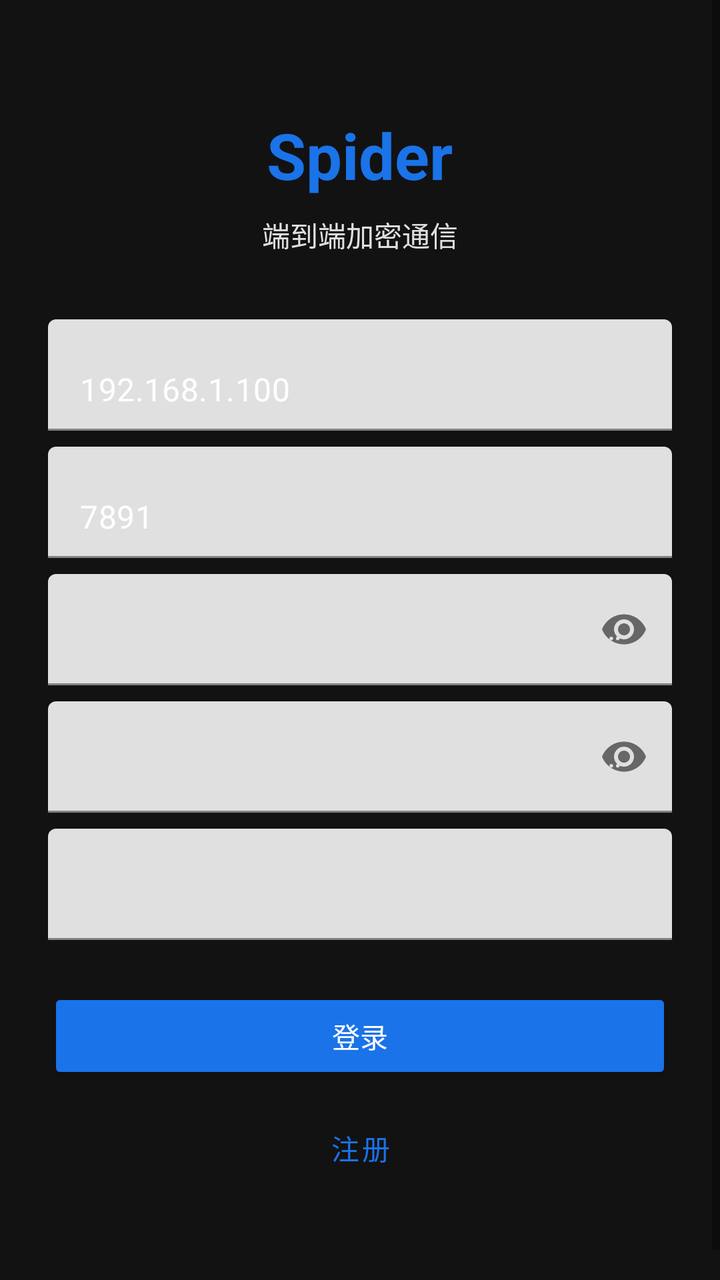
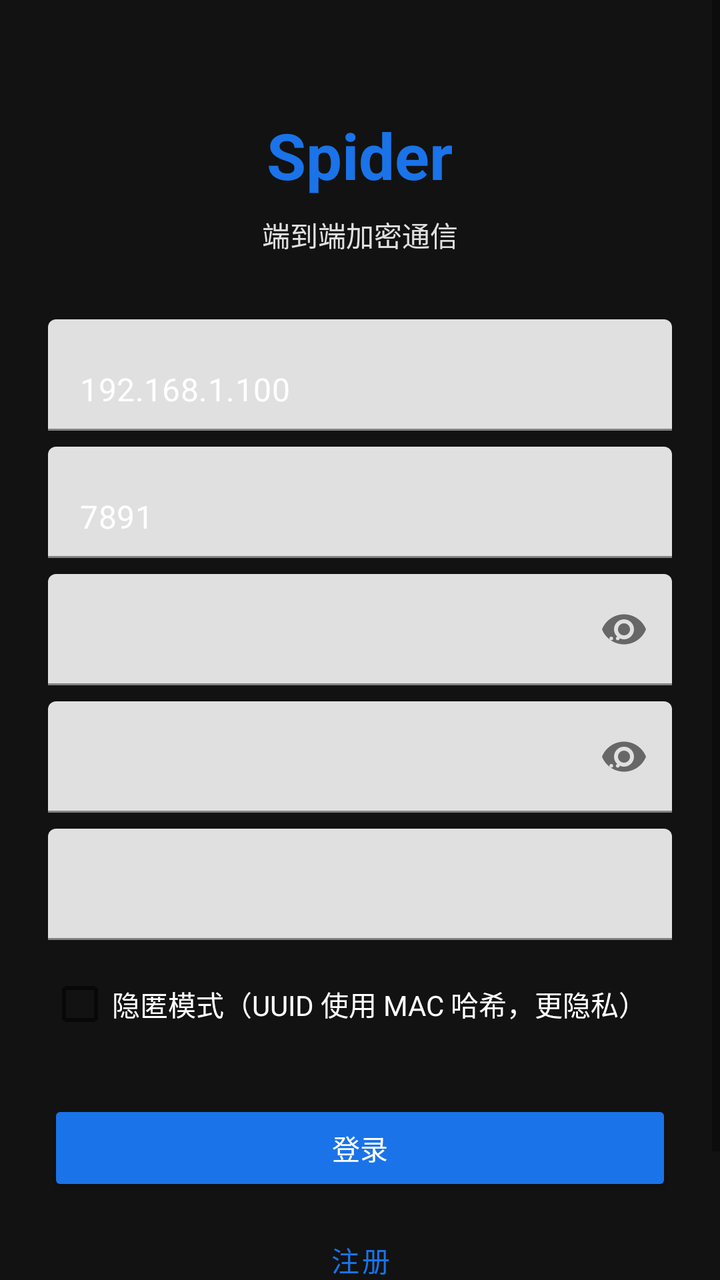

Screens rendered from an Android XML layout before and after an edit, with the pre-edit source and the edit as a unified diff.
<!-- AndroidManifest.xml: application theme Theme.Spider -->
<!-- res/layout/activity_login.xml -->
<?xml version="1.0" encoding="utf-8"?>
<ScrollView xmlns:android="http://schemas.android.com/apk/res/android"
    android:layout_width="match_parent"
    android:layout_height="match_parent"
    android:fillViewport="true"
    android:background="@color/spider_background">

    <LinearLayout
        android:layout_width="match_parent"
        android:layout_height="wrap_content"
        android:orientation="vertical"
        android:padding="24dp"
        android:gravity="center_horizontal">

        <TextView
            android:layout_width="wrap_content"
            android:layout_height="wrap_content"
            android:text="@string/app_name"
            android:textSize="32sp"
            android:textStyle="bold"
            android:textColor="@color/spider_primary"
            android:layout_marginTop="32dp"
            android:layout_marginBottom="8dp" />

        <TextView
            android:layout_width="wrap_content"
            android:layout_height="wrap_content"
            android:text="端到端加密通信"
            android:textSize="14sp"
            android:textColor="@color/spider_on_background"
            android:layout_marginBottom="32dp" />

        <com.google.android.material.textfield.TextInputLayout
            android:layout_width="match_parent"
            android:layout_height="wrap_content"
            android:hint="@string/server_address"
            android:textColorHint="@color/spider_on_background">

            <com.google.android.material.textfield.TextInputEditText
                android:id="@+id/etServerHost"
                android:layout_width="match_parent"
                android:layout_height="wrap_content"
                android:inputType="textUri"
                android:text="192.168.1.100"
                android:textColor="@color/white" />
        </com.google.android.material.textfield.TextInputLayout>

        <com.google.android.material.textfield.TextInputLayout
            android:layout_width="match_parent"
            android:layout_height="wrap_content"
            android:hint="@string/server_port"
            android:layout_marginTop="8dp"
            android:textColorHint="@color/spider_on_background">

            <com.google.android.material.textfield.TextInputEditText
                android:id="@+id/etServerPort"
                android:layout_width="match_parent"
                android:layout_height="wrap_content"
                android:inputType="number"
                android:text="7891"
                android:textColor="@color/white" />
        </com.google.android.material.textfield.TextInputLayout>

        <com.google.android.material.textfield.TextInputLayout
            android:layout_width="match_parent"
            android:layout_height="wrap_content"
            android:hint="@string/unlock_pin"
            android:layout_marginTop="8dp"
            app:passwordToggleEnabled="true"
            android:textColorHint="@color/spider_on_background"
            xmlns:app="http://schemas.android.com/apk/res-auto">

            <com.google.android.material.textfield.TextInputEditText
                android:id="@+id/etPin"
                android:layout_width="match_parent"
                android:layout_height="wrap_content"
                android:inputType="numberPassword"
                android:maxLength="6"
                android:textColor="@color/white" />
        </com.google.android.material.textfield.TextInputLayout>

        <com.google.android.material.textfield.TextInputLayout
            android:layout_width="match_parent"
            android:layout_height="wrap_content"
            android:hint="@string/duress_pin"
            android:layout_marginTop="8dp"
            app:passwordToggleEnabled="true"
            android:textColorHint="@color/spider_on_background"
            xmlns:app="http://schemas.android.com/apk/res-auto">

            <com.google.android.material.textfield.TextInputEditText
                android:id="@+id/etDuressPin"
                android:layout_width="match_parent"
                android:layout_height="wrap_content"
                android:inputType="numberPassword"
                android:maxLength="6"
                android:textColor="@color/white" />
        </com.google.android.material.textfield.TextInputLayout>

        <com.google.android.material.textfield.TextInputLayout
            android:layout_width="match_parent"
            android:layout_height="wrap_content"
            android:hint="@string/display_name"
            android:layout_marginTop="8dp"
            android:textColorHint="@color/spider_on_background">

            <com.google.android.material.textfield.TextInputEditText
                android:id="@+id/etDisplayName"
                android:layout_width="match_parent"
                android:layout_height="wrap_content"
                android:inputType="textPersonName"
                android:textColor="@color/white" />
        </com.google.android.material.textfield.TextInputLayout>

        <Button
            android:id="@+id/btnLogin"
            android:layout_width="match_parent"
            android:layout_height="wrap_content"
            android:text="@string/login"
            android:layout_marginTop="24dp"
            android:backgroundTint="@color/spider_primary"
            android:textColor="@color/white" />

        <Button
            android:id="@+id/btnRegister"
            android:layout_width="match_parent"
            android:layout_height="wrap_content"
            android:text="@string/register"
            android:layout_marginTop="8dp"
            style="@style/Widget.MaterialComponents.Button.OutlinedButton"
            android:textColor="@color/spider_primary" />

        <TextView
            android:id="@+id/tvStatus"
            android:layout_width="wrap_content"
            android:layout_height="wrap_content"
            android:text=""
            android:textSize="13sp"
            android:textColor="@color/spider_on_background"
            android:layout_marginTop="16dp" />

    </LinearLayout>
</ScrollView>
<!-- resources referenced by this layout -->
<resources>
  <color name="spider_background">#121212</color>
  <color name="spider_on_background">#E0E0E0</color>
  <color name="spider_primary">#1A73E8</color>
  <color name="white">#FFFFFF</color>
  <string name="app_name">Spider</string>
  <string name="display_name">显示名称</string>
  <string name="duress_pin">胁迫 PIN（8/10/12/16位数字，仅注册时）</string>
  <string name="login">登录</string>
  <string name="register">注册</string>
  <string name="server_address">服务器地址</string>
  <string name="server_port">端口</string>
  <string name="unlock_pin">解锁 PIN（8/10/12/16位数字，不可为回文数）</string>
  <style name="Theme.Spider" parent="Theme.MaterialComponents.DayNight.DarkActionBar">
          <item name="colorPrimary">@color/spider_primary</item>
          <item name="colorPrimaryDark">@color/spider_primary_dark</item>
          <item name="colorAccent">@color/spider_accent</item>
          <item name="android:windowBackground">@color/spider_background</item>
          <item name="android:statusBarColor">@color/spider_primary_dark</item>
      </style>
  <color name="spider_primary_dark">#0D47A1</color>
  <color name="spider_accent">#00ACC1</color>
</resources>

<!-- the commit's change to res/layout/activity_login.xml (unified diff, before → after) -->
@@ -112,6 +112,14 @@
                 android:textColor="@color/white" />
         </com.google.android.material.textfield.TextInputLayout>
 
+        <CheckBox
+            android:id="@+id/cbStealth"
+            android:layout_width="match_parent"
+            android:layout_height="wrap_content"
+            android:text="@string/stealth_mode"
+            android:textColor="@color/white"
+            android:layout_marginTop="8dp" />
+
         <Button
             android:id="@+id/btnLogin"
             android:layout_width="match_parent"
<!-- resource entries referenced after the edit -->
@@ -11,6 +11,7 @@
   <string name="register">注册</string>
   <string name="server_address">服务器地址</string>
   <string name="server_port">端口</string>
+  <string name="stealth_mode">隐匿模式（UUID 使用 MAC 哈希，更隐私）</string>
   <string name="unlock_pin">解锁 PIN（8/10/12/16位数字，不可为回文数）</string>
   <style name="Theme.Spider" parent="Theme.MaterialComponents.DayNight.DarkActionBar">
           <item name="colorPrimary">@color/spider_primary</item>
